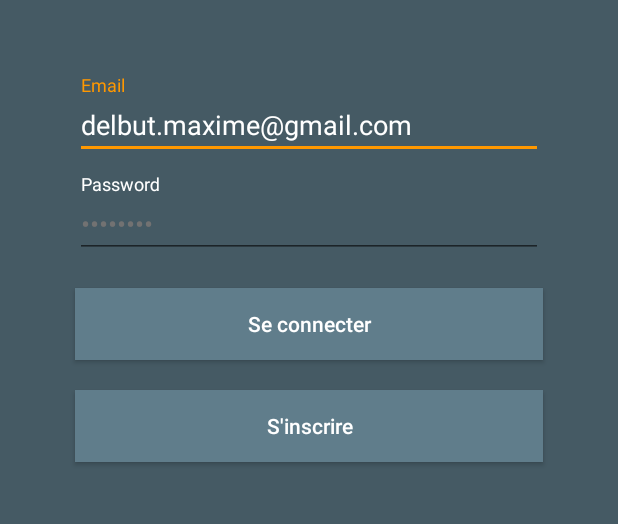
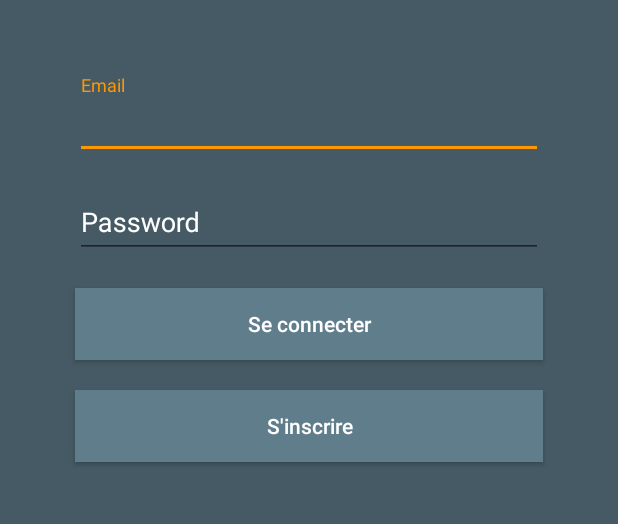
Before and after one commit to ridergoster/new-talent, an Android app: the screen it shows after launch (AuthentActivity), on a phone screen of 412 x 824 dp, the part 409-933 px from its top. Run offline under Robolectric (Android 15) with nearby library versions, the light colour scheme and no system bars; our stand-ins replace ButterKnife; libraries missing offline, so code that uses them is left out: com.bluelinelabs.logansquare.

Commit message:
feat new

```diff
--- a/app/src/main/java/net/andoria/newtalent/activities/AuthentActivity.java
+++ b/app/src/main/java/net/andoria/newtalent/activities/AuthentActivity.java
@@ -51,9 +51,6 @@ public class AuthentActivity extends AppCompatActivity {
         setContentView(R.layout.activity_authent);
         ButterKnife.bind(this);
         PreferenceHelper.getInstance().initPref(this, null);
-
-        etEmail.setText("delbut.maxime@gmail.com");
-        etPassword.setText("password");
     }
 
     @OnClick({R.id.btn_login, R.id.btn_subscribe, R.id.btn_exit})
```
